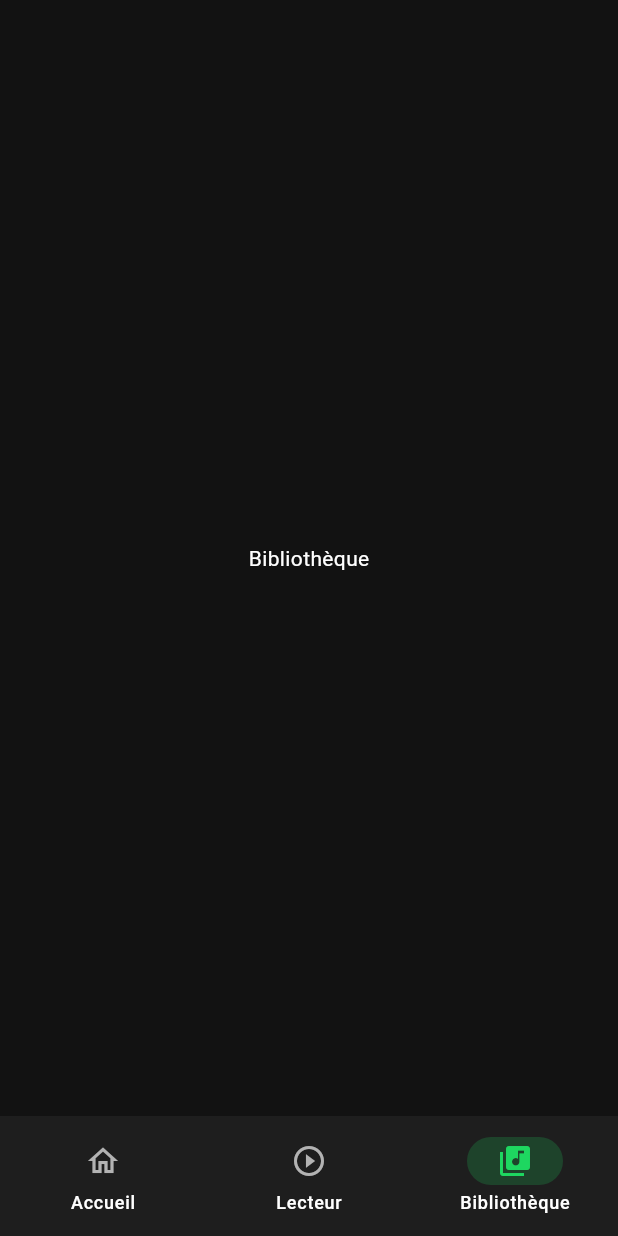
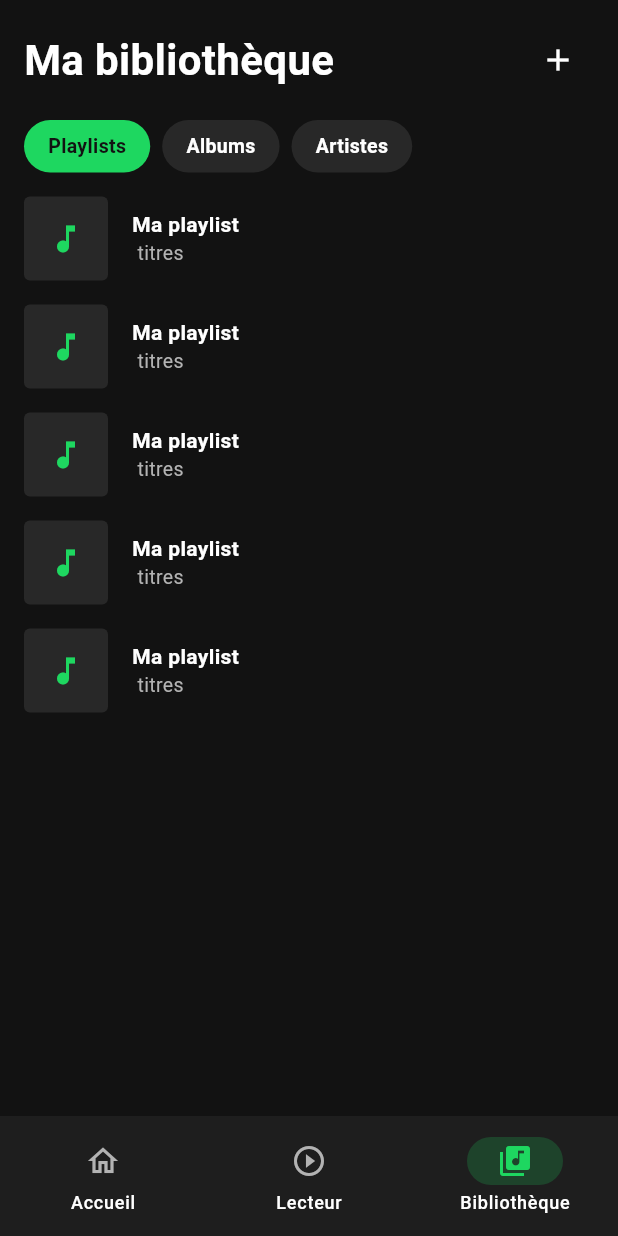
Before and after one commit to comparetvictor/spotifly, a Flutter app: the screen it shows after launch, item 3 of the bottom bar chosen, on a phone screen of 412 x 824 dp. Run offline on Flutter 3.47's test engine with Material 3 defaults, Android fonts, the phone set to English and light mode, and no system bars.

Commit message:
feat: page bibliothèque avec filtres et liste de playlists

```diff
--- a/lib/features/library/library_page.dart
+++ b/lib/features/library/library_page.dart
@@ -6,9 +6,117 @@ class LibraryPage extends StatelessWidget {
 
   @override
   Widget build(BuildContext context) {
-    return const Scaffold(
-      body: Center(
-        child: Text('Bibliothèque', style: TextStyle(color: AppColors.textPrimary)),
+    return Scaffold(
+      backgroundColor: AppColors.background,
+      body: SafeArea(
+        child: Column(
+          crossAxisAlignment: CrossAxisAlignment.start,
+          children: [
+            // Header
+            Padding(
+              padding: const EdgeInsets.all(16),
+              child: Row(
+                mainAxisAlignment: MainAxisAlignment.spaceBetween,
+                children: [
+                  const Text(
+                    'Ma bibliothèque',
+                    style: TextStyle(
+                      color: AppColors.textPrimary,
+                      fontSize: 28,
+                      fontWeight: FontWeight.bold,
+                    ),
+                  ),
+                  IconButton(
+                    icon: const Icon(Icons.add, color: AppColors.textPrimary),
+                    onPressed: () {},
+                  ),
+                ],
+              ),
+            ),
+
+            // Filtres
+            SingleChildScrollView(
+              scrollDirection: Axis.horizontal,
+              padding: const EdgeInsets.symmetric(horizontal: 16),
+              child: Row(
+                children: [
+                  _buildFilterChip('Playlists', true),
+                  const SizedBox(width: 8),
+                  _buildFilterChip('Albums', false),
+                  const SizedBox(width: 8),
+                  _buildFilterChip('Artistes', false),
+                ],
+              ),
+            ),
+
+            const SizedBox(height: 16),
+
+            // Liste
+            Expanded(
+              child: ListView.builder(
+                padding: const EdgeInsets.symmetric(horizontal: 16),
+                itemCount: 5,
+                itemBuilder: (context, index) {
+                  return _buildPlaylistItem('Ma playlist ', ' titres');
+                },
+              ),
+            ),
+          ],
+        ),
+      ),
+    );
+  }
+
+  Widget _buildFilterChip(String label, bool selected) {
+    return Container(
+      padding: const EdgeInsets.symmetric(horizontal: 16, vertical: 8),
+      decoration: BoxDecoration(
+        color: selected ? AppColors.primary : AppColors.card,
+        borderRadius: BorderRadius.circular(20),
+      ),
+      child: Text(
+        label,
+        style: TextStyle(
+          color: selected ? AppColors.background : AppColors.textPrimary,
+          fontWeight: FontWeight.bold,
+          fontSize: 13,
+        ),
+      ),
+    );
+  }
+
+  Widget _buildPlaylistItem(String title, String subtitle) {
+    return Padding(
+      padding: const EdgeInsets.only(bottom: 16),
+      child: Row(
+        children: [
+          Container(
+            width: 56,
+            height: 56,
+            decoration: BoxDecoration(
+              color: AppColors.card,
+              borderRadius: BorderRadius.circular(4),
+            ),
+            child: const Icon(Icons.music_note, color: AppColors.primary),
+          ),
+          const SizedBox(width: 16),
+          Column(
+            crossAxisAlignment: CrossAxisAlignment.start,
+            children: [
+              Text(
+                title,
+                style: const TextStyle(
+                  color: AppColors.textPrimary,
+                  fontWeight: FontWeight.bold,
+                ),
+              ),
+              Text(
+                subtitle,
+                style: const TextStyle(color: AppColors.textSecondary, fontSize: 13),
+              ),
+            ],
+          ),
+        ],
       ),
     );
   }
```
